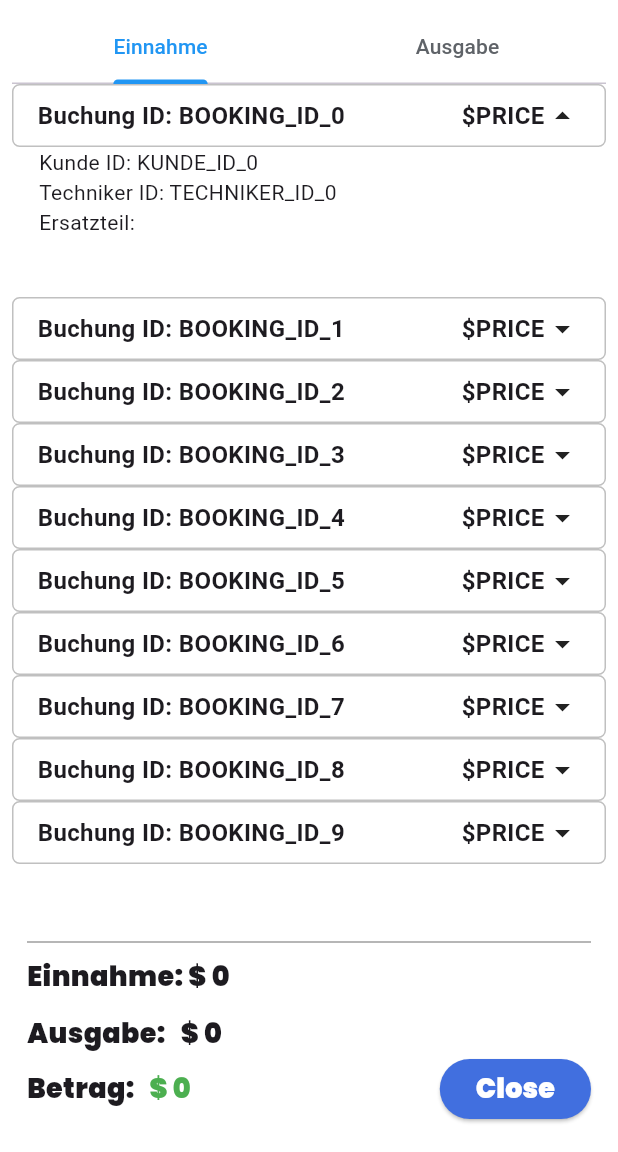
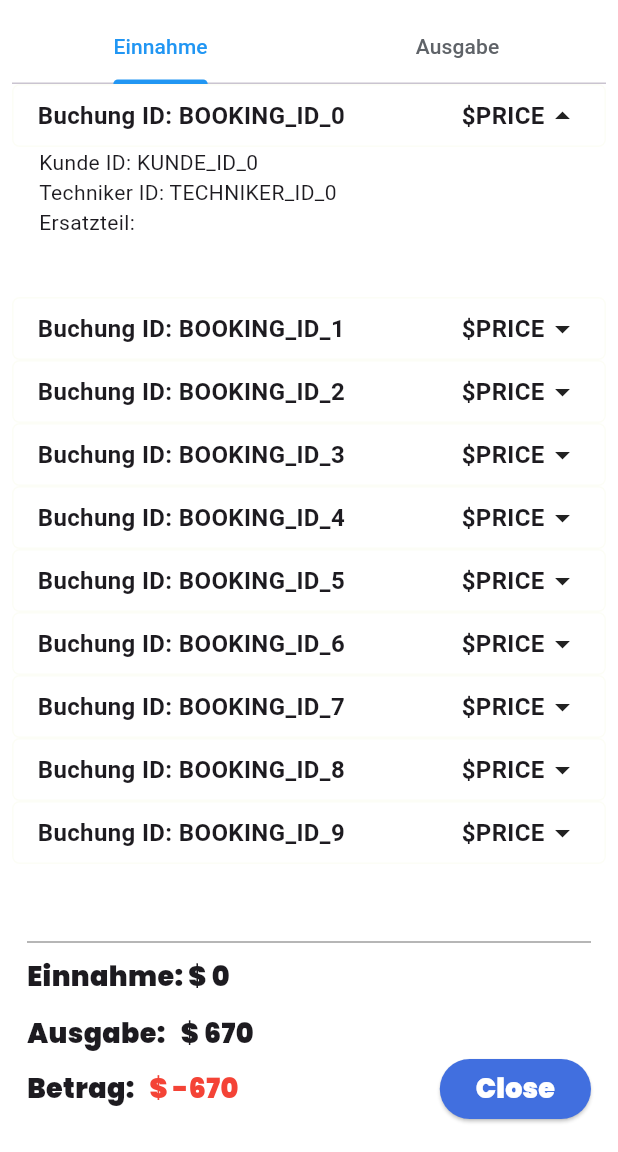
Before and after one commit to BryanAustinS/HCI_Flutter_Project_Chiu_Suharta, a Flutter app: the EinnahmeVerfolgen screen opened directly with empty values, after a tap on an icon or button, on a phone screen of 412 x 824 dp, the part 84-1236 px from its top. Run offline on Flutter 3.47's test engine with Material 3 defaults, Android fonts, the phone set to English and light mode, and no system bars; our stand-ins replace cloud_firestore, firebase_auth, firebase_core, flutter_localization, flutter_spinkit, fluttertoast and 3 more; missing offline and left inert: another_stepper; accounts and stored records are empty.

Commit message:
calculate einnahme ausgabe

```diff
--- a/hci_hda_chiu_suharta/lib/page/features/betreiber_einnahme_verfolgen.dart
+++ b/hci_hda_chiu_suharta/lib/page/features/betreiber_einnahme_verfolgen.dart
@@ -1,3 +1,4 @@
+import 'package:cloud_firestore/cloud_firestore.dart';
 import 'package:flutter/material.dart';
 import 'package:hci_hda_chiu_suharta/class/Booking.dart';
 import 'package:hci_hda_chiu_suharta/class/fahrrarzt.dart';
@@ -23,7 +24,7 @@ class EinnahmeVerfolgen extends StatefulWidget {
 class _EinnahmeVerfolgenState extends State<EinnahmeVerfolgen> with SingleTickerProviderStateMixin {
   late TabController _tabController;
   List<bool> _isExpandedList = List.generate(10, (_) => false);  // Initial state for 10 items
-
+  var _einnahme = 0;
   final _tabs = [
     Tab(text: 'Einnahme'),
     Tab(text: 'Ausgabe'),
@@ -110,7 +111,7 @@ class _EinnahmeVerfolgenState extends State<EinnahmeVerfolgen> with SingleTicker
         child: Container(
           padding: EdgeInsets.symmetric(vertical: 8.0, horizontal: 16.0),
           decoration: BoxDecoration(
-            border: Border.all(color: secondaryColor),
+            border: Border.all(color: bgColor),
             borderRadius: BorderRadius.circular(5)
           ),
           child: Row(
@@ -218,12 +219,38 @@ class _EinnahmeVerfolgenState extends State<EinnahmeVerfolgen> with SingleTicker
 
 
   Widget _buildSubtotal() {
-    int nettoIncome = 0;
+    int betrag = 0;
     int einnahme = 0;
     int ausgabe = 0;
 
-    // CALCULATE EINNAHME HERE
+    Fahrrarzt fahrrarzt = Provider.of<FahrrarztProvider>(context).fahrrarzt;
+    final firestore = FirebaseFirestore.instance;
 
+    final warehouse = fahrrarzt.warehouse!;
+
+  // Calculate Einnahme
+    firestore.collection('booking').get().then((querySnapshot) {
+      for (var doc in querySnapshot.docs) {
+        int price = (doc['price']);
+        einnahme += price;
+      }
+      setState(() {
+        _einnahme = einnahme;
+      });
+    }).catchError((error) {
+      print('Error getting documents: $error');
+    });
+
+    // CALCULATE AUSGABE
+    for (int i = 0; i < fahrrarzt.warehouse!.length ; i++){
+        var sparepart = warehouse.keys.elementAt(i);
+        int quantity = warehouse[sparepart] ?? 0;
+        int totalPrice = quantity * sparepart.buyPrice!;
+        ausgabe += totalPrice;
+    }
+
+    // CALCULATE BETRAG
+    betrag = _einnahme - ausgabe;
 
     return Padding(
       padding: const EdgeInsets.all(10),
@@ -235,7 +262,7 @@ class _EinnahmeVerfolgenState extends State<EinnahmeVerfolgen> with SingleTicker
             mainAxisAlignment: MainAxisAlignment.spaceBetween,
             children: [
               Text(
-                'Einnahme: \$ $einnahme',
+                'Einnahme: \$ $_einnahme',
                  style: TextStyle(
                   fontSize: 18,
                   fontFamily: 'Poppins',
@@ -274,11 +301,11 @@ class _EinnahmeVerfolgenState extends State<EinnahmeVerfolgen> with SingleTicker
                     ),
                   ),
                   Text(
-                '\$ $nettoIncome',
+                '\$ $betrag',
                 style: TextStyle(
                   fontSize: 18,
                   fontFamily: 'Poppins',
-                  color: nettoIncome >= 0 ? Colors.green : Colors.red
+                  color: betrag >= 0 ? Colors.green : Colors.red
                 ),
               ),
                 ],
```
